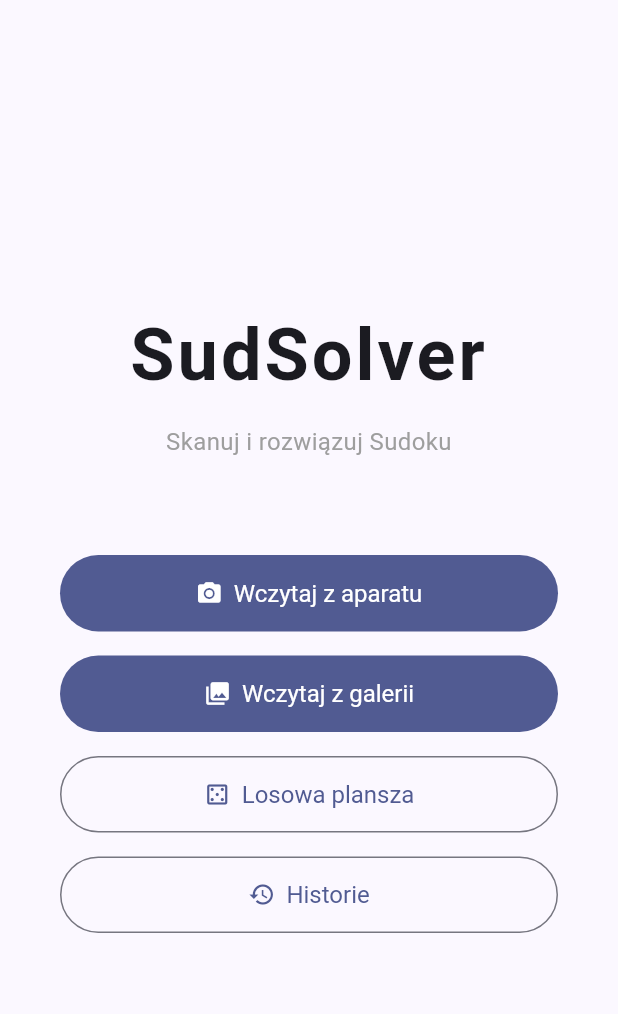
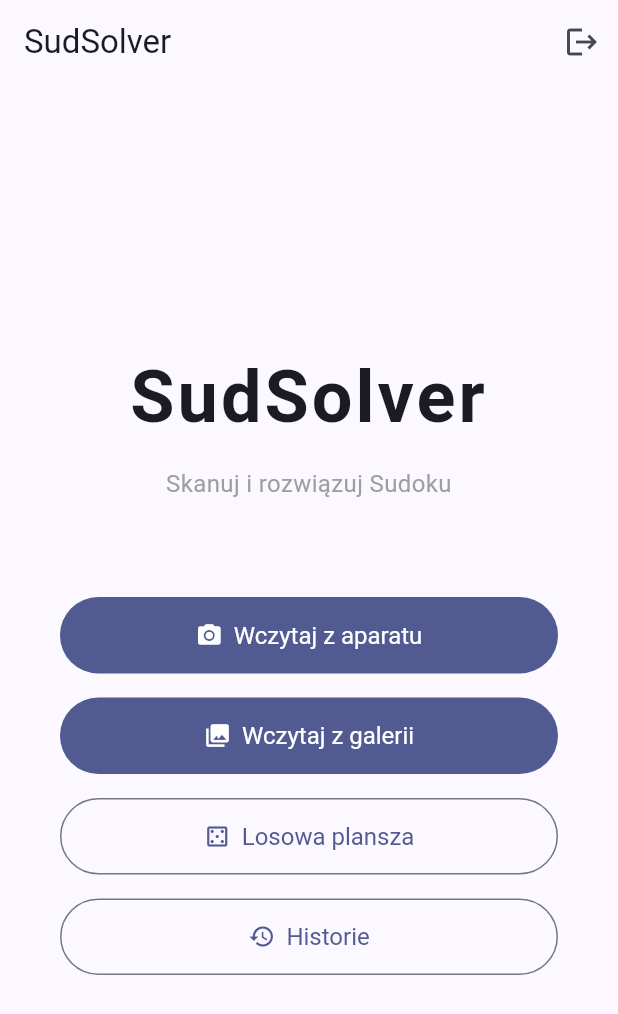
Before and after one commit to Mihvv/SudSolver, a Flutter app: the screen it shows once a user with an empty profile is signed in, on a phone screen of 412 x 824 dp. Shown: the top 1014 px of the screen. Run offline on Flutter 3.47's test engine with Material 3 defaults, Android fonts, the phone set to English and light mode, and no system bars; our stand-ins replace camera, firebase_auth, firebase_core, flutter_riverpod, google_sign_in, hive and 2 more; accounts and stored records are empty.

Commit message:
feat: Add logout button to HomeScreen

```diff
--- a/lib/frontend/screens/home_screen.dart
+++ b/lib/frontend/screens/home_screen.dart
@@ -2,6 +2,7 @@ import 'package:flutter/material.dart';
 import 'package:flutter_riverpod/flutter_riverpod.dart';
 import '../../backend/providers/sudoku_notifier.dart';
 import '../../backend/providers/sudoku_state.dart';
+import '../../backend/providers/auth_notifier.dart';
 import 'camera_screen.dart';
 import 'history_screen.dart';
 import 'solve_screen.dart';
@@ -19,6 +20,17 @@ class HomeScreen extends ConsumerWidget {
     );
 
     return Scaffold(
+      appBar: AppBar(
+        title: const Text('SudSolver'),
+        actions: [
+          IconButton(
+            icon: const Icon(Icons.logout),
+            onPressed: () {
+              ref.read(authNotifierProvider.notifier).signOut();
+            },
+          ),
+        ],
+      ),
       body: SafeArea(
         child: Padding(
           padding: const EdgeInsets.symmetric(horizontal: 40),
```
